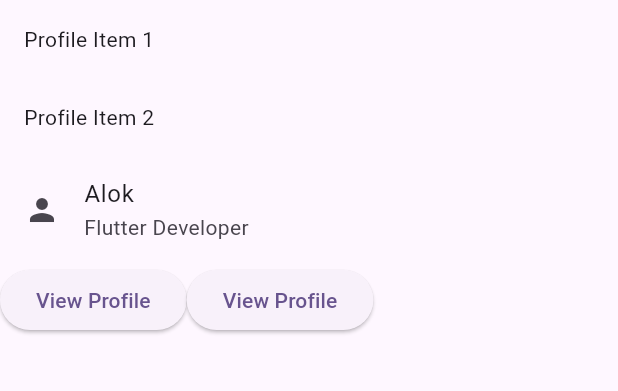
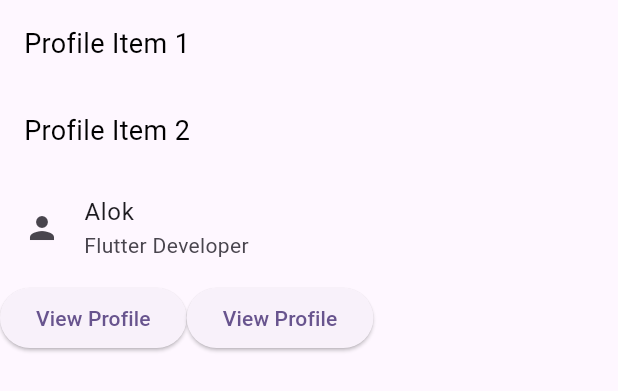
Before and after one commit to 2015Vihu/jenkinsTestRepo, a Flutter app: the UserProfileWidget widget shown alone on an empty page, opened directly, after a tap on "View Profile", on a phone screen of 412 x 824 dp. Shown: the top 391 px of the screen. Run offline on Flutter 3.47's test engine with Material 3 defaults, Android fonts, the phone set to English and light mode, and no system bars.

Commit message:
Analysis Issues

```diff
--- a/lib/main.dart
+++ b/lib/main.dart
@@ -57,7 +57,7 @@ class _MyHomePageState extends State<MyHomePage> {
       context,
       MaterialPageRoute<void>(
         builder: (_) =>
-        const UserProfileWidget(),
+         UserProfileWidget(),
       ),
     );
   }
--- a/lib/user_profile_widget.dart
+++ b/lib/user_profile_widget.dart
@@ -1,40 +1,55 @@
 import 'package:flutter/material.dart';
 
 class UserProfileWidget extends StatelessWidget {
-  const UserProfileWidget({super.key});
+  UserProfileWidget({Key? key}) : super(key: key); // Issue 1
 
   void _onViewProfilePressed() {
-    debugPrint('View Profile clicked');
+    print('View Profile clicked'); // Issue 2
   }
 
   @override
   Widget build(BuildContext context) {
-    debugPrint('Building UserProfileWidget');
+    print('Building UserProfileWidget'); // Issue 2
+
+    final titleStyle = TextStyle( // Issue 3
+      fontSize: 18,
+      color: Colors.black,
+    );
 
     return ListView(
-      children: <Widget>[
-        const Padding(
+      children: [
+        Padding( // Issue 4
           padding: EdgeInsets.all(16),
-          child: Text('Profile Item 1'),
+          child: Text(
+            'Profile Item 1',
+            style: titleStyle,
+          ),
         ),
-        const Padding(
+        Padding(
           padding: EdgeInsets.all(16),
-          child: Text('Profile Item 2'),
+          child: Text(
+            'Profile Item 2',
+            style: titleStyle,
+          ),
         ),
-        const ListTile(
-          leading: Icon(Icons.person),
+        ListTile(
+          leading: Icon(Icons.person), // Issue 5
           title: Text('Alok'),
           subtitle: Text('Flutter Developer'),
         ),
-        Row(
-          children: <Widget>[
+        Row( // Issue 6
+          children: [
             ElevatedButton(
-              onPressed: _onViewProfilePressed,
-              child: const Text('View Profile'),
+              onPressed: () { // Issue 7
+                _onViewProfilePressed();
+              },
+              child: Text('View Profile'),
             ),
             ElevatedButton(
-              onPressed: _onViewProfilePressed,
-              child: const Text('View Profile'),
+              onPressed: () {
+                _onViewProfilePressed();
+              },
+              child: Text('View Profile'),
             ),
           ],
         ),
```
